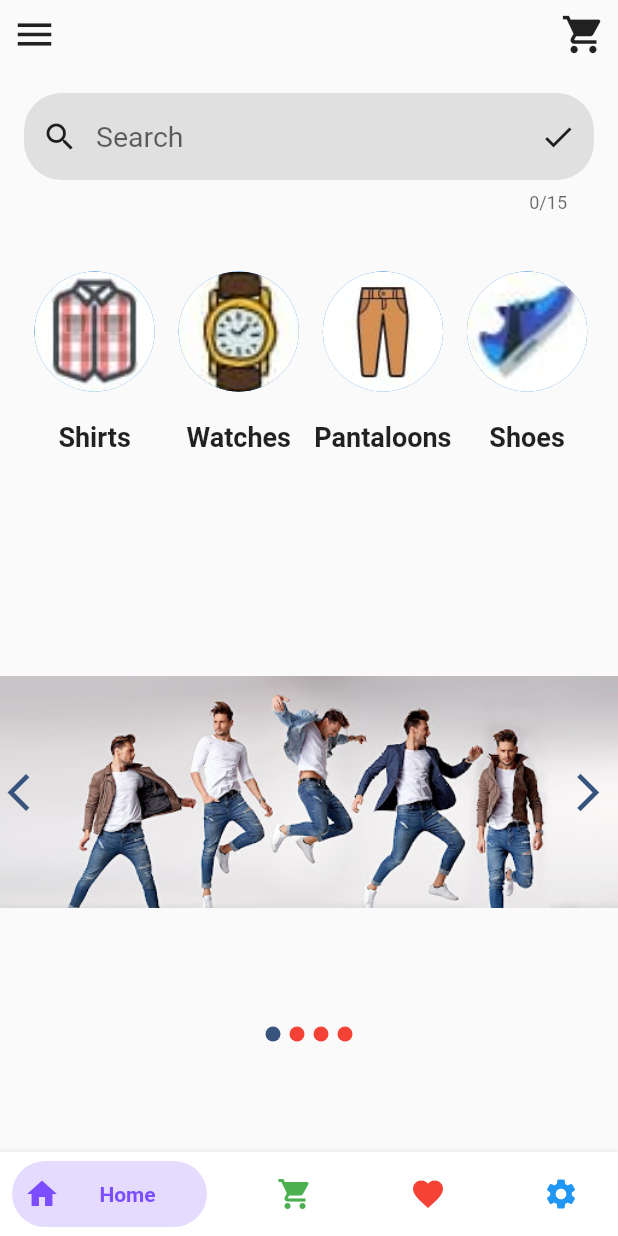
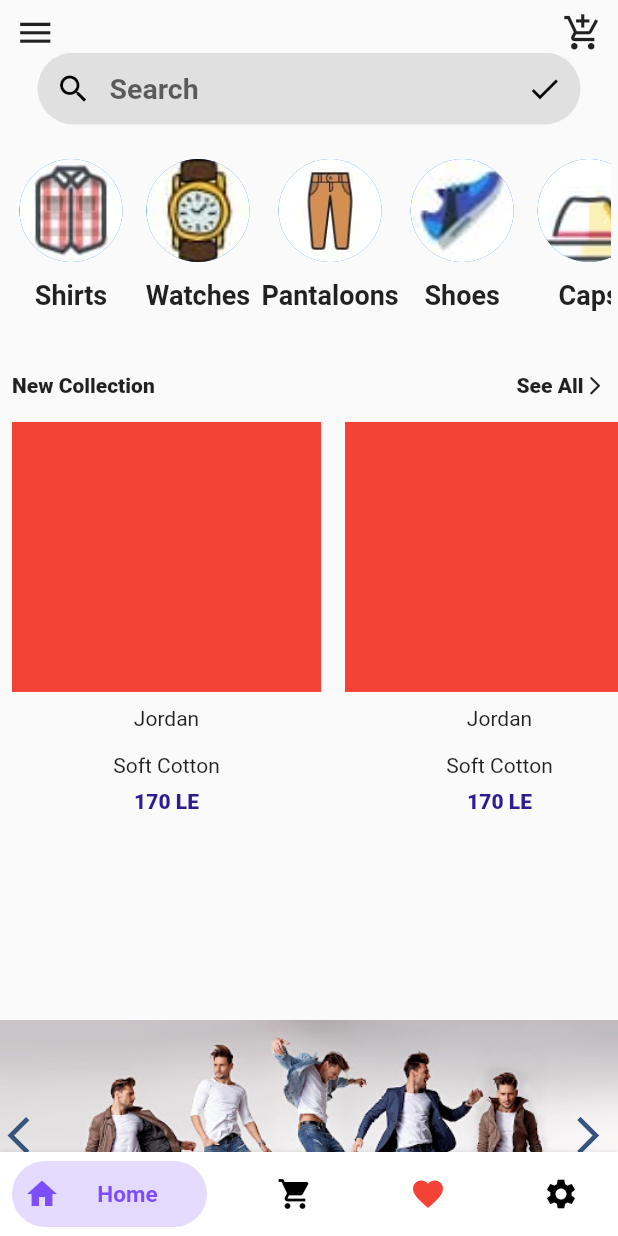
Before and after one commit to Tolbaax/shopify, a Flutter app: the screen it shows after launch, after a tap on "Get Started", after a tap on "Login", on a phone screen of 412 x 824 dp. Run offline on Flutter 3.47's test engine with Material 2 defaults, Android fonts, the phone set to English and light mode, and no system bars; drawn by our look-alikes of bottom_navy_bar; our stand-ins replace animated_splash_screen, flutter_screenutil, flutter_swiper_null_safety, font_awesome_flutter, google_fonts; Roboto replaces fonts that are missing (Acme, Aladin, Tauri).

Commit message:
Shopify UI

```diff
--- a/lib/Model/Category.dart
+++ b/lib/Model/Category.dart
@@ -1,6 +1,5 @@
 class CategoryModel{
   String? categoryNames;
   String? categoryImageUrl;
-  String? swiperImage;
-  CategoryModel({this.categoryNames,this.categoryImageUrl,this.swiperImage});
+  CategoryModel({this.categoryNames,this.categoryImageUrl,});
 }
--- /dev/null
+++ b/lib/Model/Product.dart
@@ -0,0 +1,9 @@
+class Product {
+  String? name;
+  String? style;
+  String? price;
+  String? imagePath;
+  String? quantity;
+  String? description;
+  Product({this.style,this.name,this.imagePath,this.price,this.description,this.quantity});
+}
--- a/lib/View/Screens/HomeScreen.dart
+++ b/lib/View/Screens/HomeScreen.dart
@@ -1,7 +1,6 @@
 import 'package:flutter/material.dart';
 import 'package:bottom_navy_bar/bottom_navy_bar.dart';
-import 'package:provider/provider.dart';
-import 'package:sign/Model/ThemeProv.dart';
+import 'package:google_fonts/google_fonts.dart';
 import 'package:sign/View/Screens/Cart.dart';
 import 'package:sign/View/Screens/FavScreen.dart';
 import 'package:sign/View/Screens/HomeView.dart';
@@ -23,67 +22,99 @@ class _HomeScreenState extends State<HomeScreen> {
   Widget build(BuildContext context) {
     return Scaffold(
       key: key,
-      drawer: Drawer(
-        child: InkWell(
-            onTap: () {
-              Provider.of<ThemeProv>(context,listen: false).changeTheme();
-            },
-            child: Icon(Icons.brightness_medium,size: 40,)),
+      drawer: Container(
+        width: MediaQuery.of(context).size.width * 0.6,
+        child: Drawer(
+          child: SafeArea(
+            child: Column(
+              children: [
+                Padding(
+                  padding: const EdgeInsets.only(top: 15),
+                  child: CircleAvatar(
+                    radius: 65,
+                    backgroundImage: AssetImage('images/Tolba.jpg'),
+                  ),
+                ),
+                Align(
+                    alignment: Alignment.topLeft,
+                    child: Padding(
+                      padding: const EdgeInsets.only(left: 6),
+                      child: Text('Hello',style:
+                      GoogleFonts.acme(fontSize: 23,fontWeight: FontWeight.w600),),
+                    )),
+                Align(
+                    alignment: Alignment.topLeft,
+                    child: Padding(
+                      padding: const EdgeInsets.only(left: 6),
+                      child: Text('Mohamed Tolba',style:
+                      GoogleFonts.acme(fontSize: 25,fontWeight: FontWeight.w600),),
+                    )),
+              ],
+            ),
+          ),
+        ),
       ),
       bottomNavigationBar: BottomNavyBar(
         selectedIndex: currentIndex,
         showElevation: true,
-        itemCornerRadius: 24,
+        itemCornerRadius: 30,
         curve: Curves.easeIn,
         onItemSelected: (index) => setState(() => currentIndex = index),
         items: <BottomNavyBarItem>[
           BottomNavyBarItem(
-            icon: Icon(Icons.home),
-            title: Text('Home'),
+            icon: Icon(Icons.home,),
+            title: Text('Home',style: GoogleFonts.tauri(fontSize: 15),),
+            inactiveColor: Colors.black,
             activeColor: Colors.deepPurpleAccent,
             textAlign: TextAlign.center,
           ),
           BottomNavyBarItem(
-            icon: Icon(Icons.shopping_cart),
-            title: Text('Shop'),
-            activeColor: Colors.green,
+            icon: Icon(Icons.shopping_cart,),
+            title: Text('Shop',style: GoogleFonts.tauri(fontSize: 15),),
+            inactiveColor: Colors.black,
+            activeColor: Colors.deepPurpleAccent,
             textAlign: TextAlign.center,
           ),
           BottomNavyBarItem(
-            icon: Icon(Icons.favorite),
-            title: Text('Fav'),
+            icon: Icon(Icons.favorite,),
+            title: Text('Fav',style: GoogleFonts.tauri(fontSize: 15),),
             activeColor: Colors.red,
+            inactiveColor: Colors.red,
             textAlign: TextAlign.center,
           ),
           BottomNavyBarItem(
-            icon: Icon(Icons.settings),
-            title: Text('Settings'),
+            icon: Icon(Icons.settings,),
+            title: Text('Settings',style: GoogleFonts.tauri(fontSize: 15),),
+            inactiveColor: Colors.black,
             activeColor: Colors.blue,
             textAlign: TextAlign.center,
           ),
         ],
       ),
-      body: SafeArea(
-        child: Column(
+      body: Column(
         children: [
-            Padding(
-              padding: const EdgeInsets.all(8.0),
+          SafeArea(
             child: Row(
               children: [
                 InkWell(
                     onTap: () {
                       key.currentState!.openDrawer();
                     },
-                      child: Icon(Icons.menu,size: 30,)),
+                    child: Padding(
+                      padding: const EdgeInsets.only(left: 10,top: 8),
+                      child: Icon(Icons.menu,size: 27,),
+                    )),
                 Spacer(),
-                  Icon(Icons.shopping_cart,size: 30,)
+                Padding(
+                  padding: const EdgeInsets.only(right: 10,top: 8),
+                  child: Icon(Icons.add_shopping_cart,size: 27,),
+                )
               ],
             ),
           ),
           Expanded(child: view[currentIndex]),
         ],
       ),
-      ),
     );
   }
 }
--- a/lib/View/Screens/HomeView.dart
+++ b/lib/View/Screens/HomeView.dart
@@ -3,7 +3,10 @@ import 'package:flutter_swiper_null_safety/flutter_swiper_null_safety.dart';
 import 'package:google_fonts/google_fonts.dart';
 import 'package:flutter_screenutil/flutter_screenutil.dart';
 import 'package:sign/Model/Category.dart';
+import 'package:sign/Model/Product.dart';
 import 'package:sign/View/Screens/CategoryScreen.dart';
+import 'package:sign/View/Screens/ProductScreen.dart';
+import 'package:sign/View/Widgets/CustomProductWidget.dart';
 class HomeView extends StatefulWidget {
   static String id = 'HomeView';
   @override
@@ -19,6 +22,14 @@ List<CategoryModel>category=[
   CategoryModel(categoryNames: 'Bags',categoryImageUrl:'images/photo_2021-03-29_16-20-44 (4).jpg',),
 ];
 List<String>imageList=['images/06.jpg', 'images/07.jpg', 'images/08.jpg', 'images/09.jpg',];
+List<Product>products=[
+  Product(name: 'Jordan',style: 'Soft Cotton',price: '170 LE'),
+  Product(name: 'Jordan',style: 'Soft Cotton',price: '170 LE'),
+  Product(name: 'Jordan',style: 'Soft Cotton',price: '170 LE'),
+  Product(name: 'Jordan',style: 'Soft Cotton',price: '170 LE'),
+  Product(name: 'Jordan',style: 'Soft Cotton',price: '170 LE'),
+  Product(name: 'Jordan',style: 'Soft Cotton',price: '170 LE'),
+];
 class _HomeViewState extends State<HomeView> {
   @override
   Widget build(BuildContext context) {
@@ -30,26 +41,25 @@ class _HomeViewState extends State<HomeView> {
               child: Column(
                 children: [
                   Padding(
-                    padding: const EdgeInsets.all(16.0),
+                    padding: const EdgeInsets.only(right: 25,left: 25,bottom:15),
                     child: TextField(
-                      maxLength: 15,
                       decoration: InputDecoration(
                         border: OutlineInputBorder(borderRadius:
-                        BorderRadius.circular(25), borderSide: BorderSide.none),
-                        contentPadding: EdgeInsets.all(18),
-                        prefixIcon: Icon(Icons.search, color: Colors.black87,),
-                        suffixIcon: Icon(Icons.check, color: Colors.black87,),
+                        BorderRadius.circular(35), borderSide: BorderSide.none),
+                        contentPadding: EdgeInsets.all(12),
+                        prefixIcon: Icon(Icons.search, color: Colors.black,),
+                        suffixIcon: Icon(Icons.check, color: Colors.black,),
                         fillColor: Colors.grey[300],
                         filled: true,
                         hintText: 'Search',
-                        hintStyle: TextStyle(fontSize: 19),
+                        hintStyle: TextStyle(fontSize: 19,fontWeight: FontWeight.w600),
                       ),
                     ),
                   ),
                   SizedBox(
-                    height: 160.h,
+                    height: 120.h,
                     child: Padding(
-                      padding: const EdgeInsets.all(15.0),
+                      padding: const EdgeInsets.only(right: 5,left: 5,bottom: 5),
                       child: ListView.builder(
                           itemCount: category.length,
                           scrollDirection: Axis.horizontal,
@@ -57,6 +67,7 @@ class _HomeViewState extends State<HomeView> {
                             return Container(
                               child: InkWell(
                                 onTap: () {
+
                                   Navigator.push(context, MaterialPageRoute(builder:
                                       (context) => CategoryScreen(
                                         categoryTitle: category[index].categoryNames,)));
@@ -66,16 +77,16 @@ class _HomeViewState extends State<HomeView> {
                                     Padding(
                                       padding: const EdgeInsets.all(8.0),
                                       child: CircleAvatar(
-                                        radius: 35.r,
+                                        radius: 30.r,
                                         backgroundImage: AssetImage(
                                             category[index].categoryImageUrl!),
                                       ),
                                     ),
                                     SizedBox(
-                                      height: 10.h,
+                                      height: 3.h,
                                     ),
                                     Text(
-                                      category[index].categoryNames!, style: GoogleFonts.acme(
+                                      category[index].categoryNames!, style: GoogleFonts.aladin(
                                           fontSize: 18, fontWeight: FontWeight.w600),
                                     ),
                                   ],
@@ -85,8 +96,50 @@ class _HomeViewState extends State<HomeView> {
                           }),
                     ),
                   ),
+                  Column(
+                    children: [
+                      Padding(
+                        padding: const EdgeInsets.all(8.0),
+                        child: Row(
+                          children: [
+                            Text('New Collection',style: TextStyle(fontWeight: FontWeight.w800),),
+                            Spacer(),
+                            Text('See All',style: TextStyle(fontWeight: FontWeight.w800),),
+                            Icon(Icons.arrow_forward_ios_rounded,size: 15,),
+                          ],
+                        ),
+                      ),
+                      Container(
+                        height: 255.h,
+                        child: ListView.builder(
+                            scrollDirection: Axis.horizontal,
+                            itemCount: products.length,
+                            itemBuilder: (context,index){
+                              return InkWell(
+                                  onTap: ()
+                                  {
+                                    Navigator.push(context,
+                                        PageRouteBuilder(
+                                     transitionDuration: Duration(seconds: 1),
+                                       transitionsBuilder: (context,animation,animationTime,child){
+                                         animation=CurvedAnimation(parent: animation, curve: Curves.linearToEaseOut);
+                                       return ScaleTransition(
+                                         alignment: Alignment.center,
+                                         scale: animation,
+                                         child: child,
+                                       );
+                                       },
+                                       pageBuilder: (context,animation,animationTime){
+                                     return ProductScreen(product: products[index],);
+                                   }));
+                                  },
+                                  child: ProductWidget(product: products[index],));
+                            }),
+                      ),
+                    ],
+                  ),
                   Container(
-                    height: 300.h, width: double.infinity.w,
+                    height: 300.h,
                     child: Swiper(
                       pagination: new SwiperPagination(
                         alignment: Alignment.bottomCenter,
@@ -99,7 +152,6 @@ class _HomeViewState extends State<HomeView> {
                       itemCount: imageList.length,
                       itemBuilder: (context, index) {
                         return Container(
-                          height: 120.h, width: double.infinity,
                           child: Image(image: AssetImage(imageList[index]),
                           ),
                         );
--- a/lib/View/Screens/OnBoarding.dart
+++ b/lib/View/Screens/OnBoarding.dart
@@ -55,7 +55,7 @@ class _OnBoardingState extends State<OnBoarding> {
                             borderRadius: BorderRadius.circular(30)
                         ),
                         child: Center(child: Text('Get Started',style:
-                        TextStyle(color: Colors.white,fontSize: 20,fontWeight: FontWeight.w600),)),
+                        GoogleFonts.acme(color: Colors.white,fontSize: 20,fontWeight: FontWeight.w600),)),
                       ),
                     ),
                   ),
--- /dev/null
+++ b/lib/View/Screens/ProductScreen.dart
@@ -0,0 +1,16 @@
+
+import 'package:flutter/material.dart';
+import 'package:sign/Model/Product.dart';
+class ProductScreen extends StatelessWidget {
+ static String id='ProductScreen';
+ Product? product;
+ ProductScreen({this.product});
+ @override
+  Widget build(BuildContext context) {
+    return Scaffold(
+      body: Center(
+        child: Text(product!.name!),
+      ),
+    );
+  }
+}
--- a/lib/View/Screens/Settings.dart
+++ b/lib/View/Screens/Settings.dart
@@ -1,5 +1,7 @@
 import 'package:flutter/material.dart';
-import 'package:google_fonts/google_fonts.dart';
+import 'package:font_awesome_flutter/font_awesome_flutter.dart';
+import 'package:provider/provider.dart';
+import 'package:sign/Model/ThemeProv.dart';
 class Settings extends StatefulWidget {
   const Settings({Key? key}) : super(key: key);
   static String id='Settings';
@@ -10,9 +12,15 @@ class Settings extends StatefulWidget {
 class _SettingsState extends State<Settings> {
   @override
   Widget build(BuildContext context) {
-    return Scaffold(
-      body: Center(child: Text('Settings',style:
-      GoogleFonts.acme(fontSize: 40,color: Colors.blue,fontWeight: FontWeight.w600),)),
+    return Column(
+      children: [
+        InkWell(
+            onTap: ()
+            {
+              Provider.of<ThemeProv>(context,listen: false).changeTheme();
+            },
+            child: Icon(FontAwesomeIcons.ban,color: Colors.red,)),
+      ],
     );
   }
 }
--- a/lib/View/Screens/SignInScreen.dart
+++ b/lib/View/Screens/SignInScreen.dart
@@ -1,9 +1,11 @@
 import 'package:flutter/material.dart';
 import 'package:font_awesome_flutter/font_awesome_flutter.dart';
+import 'package:google_fonts/google_fonts.dart';
 import 'package:sign/View/Screens/ForgetPassword.dart';
 import 'package:sign/View/Screens/HomeScreen.dart';
 import 'package:sign/View/Screens/SignUp.dart';
 import 'package:sign/View/Widgets/CustomTextFormFiled.dart';
+import 'package:flutter_screenutil/flutter_screenutil.dart';
 class SignInScreen extends StatefulWidget {
   const SignInScreen({Key? key}) : super(key: key);
   static String id = 'SignInScreen';
@@ -16,10 +18,13 @@ class _SignInScreenState extends State<SignInScreen> {
   Widget build(BuildContext context) {
     return Scaffold(
       body: Center(
-        child: Column(
+        child: SafeArea(
+          child: ListView(
+            children: [
+              Column(
                 children: [
                   Padding(
-              padding: const EdgeInsets.all(28.0),
+                    padding: const EdgeInsets.only(bottom: 10,top: 20),
                     child: Icon(
                       FontAwesomeIcons.shopify,
                       size: 100,
@@ -51,20 +56,23 @@ class _SignInScreenState extends State<SignInScreen> {
                               onTap: () {
                                 Navigator.popAndPushNamed(context, HomeScreen.id);
                               },
+                              child: Padding(
+                                padding: const EdgeInsets.all(8.0),
                                 child: Container(
-                          height: 55,
-                          width: 280,
+                                  height: 52.h,
+                                  width: 280.w,
                                   decoration: BoxDecoration(
                                       color: Colors.deepPurpleAccent,
                                       borderRadius: BorderRadius.circular(28)),
                                   child: Center(
                                       child: Text(
                                         'Login',
-                                style: TextStyle(
+                                        style: GoogleFonts.aladin(
                                             color: Colors.white,
-                                    fontSize: 30,
-                                    fontWeight: FontWeight.w600),
+                                            fontSize: 40,
+                                            fontWeight: FontWeight.w800),
                                       )),
+                                ),
                               ),
                             ),
                           ),
@@ -113,6 +121,9 @@ class _SignInScreenState extends State<SignInScreen> {
                   ),
                 ],
               ),
+            ],
+          ),
+        ),
       ),
     );
   }
--- /dev/null
+++ b/lib/View/Widgets/CustomProductWidget.dart
@@ -0,0 +1,35 @@
+import 'package:flutter/material.dart';
+import 'package:flutter_screenutil/flutter_screenutil.dart';
+import 'package:sign/Model/Product.dart';
+class ProductWidget extends StatelessWidget {
+  Product? product;
+  ProductWidget({this.product});
+  @override
+  Widget build(BuildContext context) {
+    return Padding(
+      padding: const EdgeInsets.all(8.0),
+      child: Column(
+        children: [
+          Container(
+            width: 0.5.sw,
+            height: 180,
+            color: Colors.red,
+          ),
+          Padding(
+            padding: const EdgeInsets.all(10.0),
+            child: Text(product!.name!),
+          ),
+          Padding(
+            padding: const EdgeInsets.all(5.0),
+            child: Text(product!.style!),
+          ),
+          Padding(
+            padding: const EdgeInsets.only(top: 3),
+            child: Text(product!.price!,style:
+            TextStyle(color: Colors.deepPurple[900],fontWeight: FontWeight.w800),),
+          ),
+        ],
+      ),
+    );
+  }
+}
--- a/lib/View/Widgets/CustomTextFormFiled.dart
+++ b/lib/View/Widgets/CustomTextFormFiled.dart
@@ -1,4 +1,5 @@
 import 'package:flutter/material.dart';
+import 'package:google_fonts/google_fonts.dart';
 class CustomTextFormFiled extends StatefulWidget {
   String? name;
   bool? secure;
@@ -20,7 +21,7 @@ class _CustomTextFormFiledState extends State<CustomTextFormFiled> {
           Align(
             alignment: Alignment.topLeft,
             child: Text(widget.name!,style:
-            TextStyle(fontSize: 25,fontWeight: FontWeight.w600,color: Colors.black87),),
+            GoogleFonts.aladin(fontSize: 30,fontWeight: FontWeight.w200,color: Colors.black),),
           ),
 
           TextFormField(
--- a/lib/main.dart
+++ b/lib/main.dart
@@ -1,6 +1,7 @@
 import 'package:animated_splash_screen/animated_splash_screen.dart';
 import 'package:flutter/material.dart';
 import 'package:flutter_screenutil/flutter_screenutil.dart';
+import 'package:font_awesome_flutter/font_awesome_flutter.dart';
 import 'package:provider/provider.dart';
 import 'package:sign/Model/ThemeProv.dart';
 import 'package:sign/View/Screens/Cart.dart';
@@ -10,6 +11,7 @@ import 'package:sign/View/Screens/ForgetPassword.dart';
 import 'package:sign/View/Screens/HomeScreen.dart';
 import 'package:sign/View/Screens/HomeView.dart';
 import 'package:sign/View/Screens/OnBoarding.dart';
+import 'package:sign/View/Screens/ProductScreen.dart';
 import 'package:sign/View/Screens/Settings.dart';
 import 'package:sign/View/Screens/SignInScreen.dart';
 import 'package:sign/View/Screens/SignUp.dart';
@@ -38,12 +40,12 @@ class _ShopifyState extends State<Shopify> {
                 : Brightness.light),
         debugShowCheckedModeBanner: false,
         home: AnimatedSplashScreen(
-          splash: 'images/Shopify-Symbol.png',
+          splash: Icon(FontAwesomeIcons.shopify,color: Colors.deepPurple,size: 140,),
           nextScreen: OnBoarding(),
-          splashIconSize: 150,
-          duration: 1500,
+          duration: 1200,
           curve: Curves.decelerate,
-          splashTransition: SplashTransition.sizeTransition,
+          splashTransition: SplashTransition.rotationTransition,
+
         ),
         routes: {
           OnBoarding.id: (context) => OnBoarding(),
@@ -56,6 +58,7 @@ class _ShopifyState extends State<Shopify> {
           Cart.id: (context) => Cart(),
           Settings.id: (context) => Settings(),
           CategoryScreen.id:(context)=>CategoryScreen(),
+          ProductScreen.id:(context)=>ProductScreen(),
         },
       ),
     );
```
Also changed, not shown: images/Tolba.jpg (added). Lines whose indentation alone changed are shown as unchanged.
